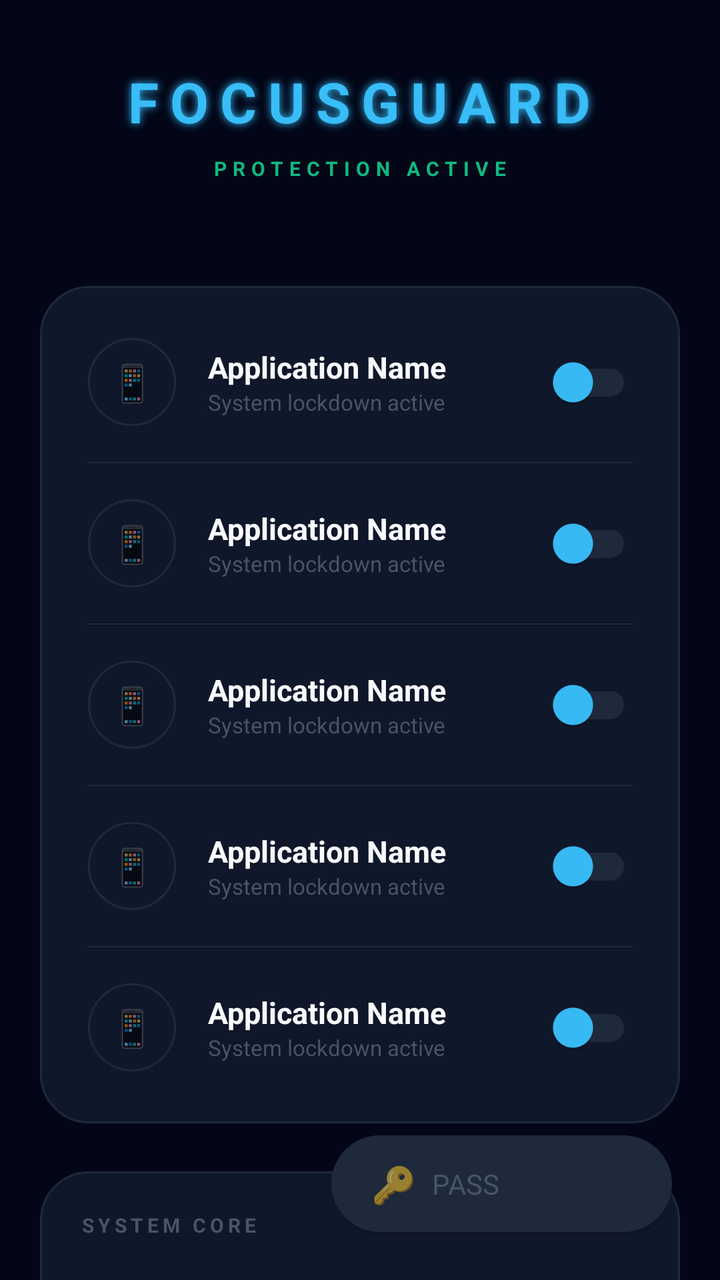
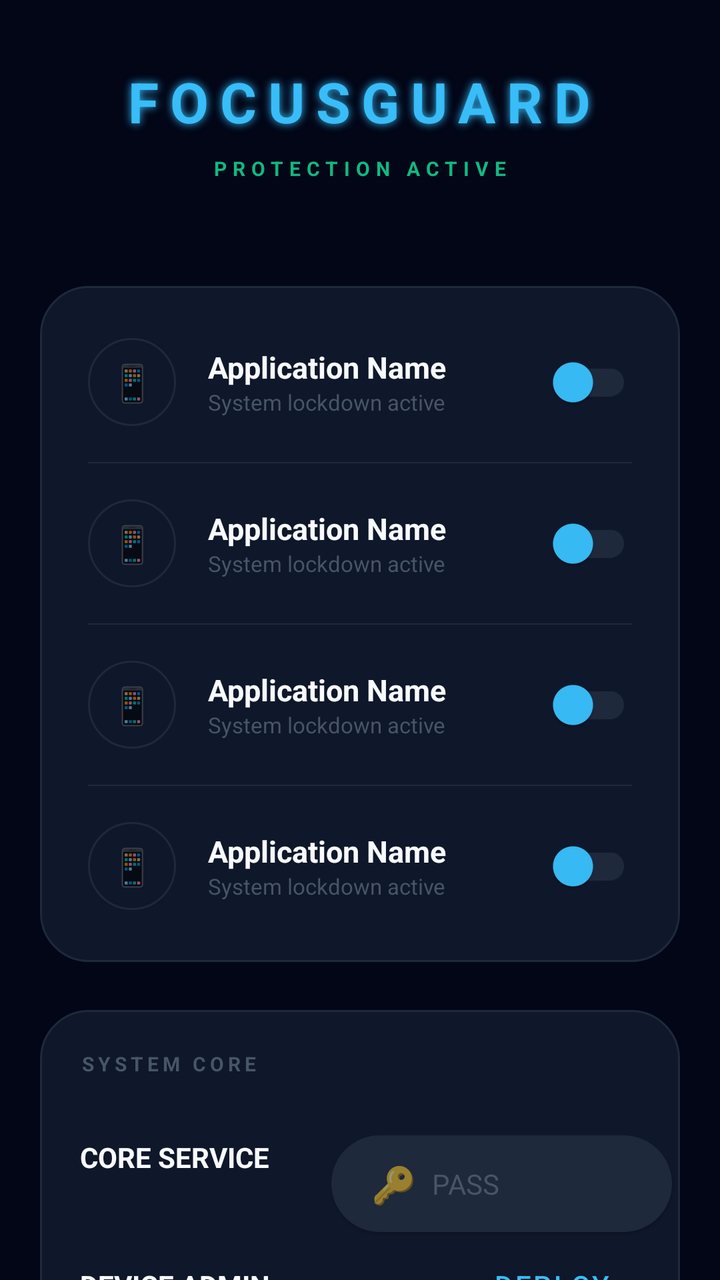

Compare the two renders of this Android layout. The source of the first and the diff that turns it into the second are given below.
<!-- AndroidManifest.xml: activity theme Theme.FocusGuard -->
<!-- res/layout/activity_main.xml -->
<?xml version="1.0" encoding="utf-8"?>
<androidx.constraintlayout.widget.ConstraintLayout 
    xmlns:android="http://schemas.android.com/apk/res/android"
    xmlns:app="http://schemas.android.com/apk/res-auto"
    android:layout_width="match_parent"
    android:layout_height="match_parent"
    android:background="@color/bg_midnight">

    
    <LinearLayout
        android:id="@+id/header"
        android:layout_width="match_parent"
        android:layout_height="wrap_content"
        android:orientation="vertical"
        android:padding="32dp"
        android:gravity="center"
        app:layout_constraintTop_toTopOf="parent">

        <TextView
            android:layout_width="wrap_content"
            android:layout_height="wrap_content"
            android:text="FOCUSGUARD"
            android:textColor="@color/neon_blue"
            android:textSize="28sp"
            android:textStyle="bold"
            android:letterSpacing="0.2"
            android:shadowColor="@color/neon_blue"
            android:shadowDx="0"
            android:shadowDy="0"
            android:shadowRadius="10"/>

        <TextView
            android:layout_width="wrap_content"
            android:layout_height="wrap_content"
            android:text="PROTECTION ACTIVE"
            android:textColor="@color/success_emerald"
            android:textSize="10sp"
            android:textStyle="bold"
            android:letterSpacing="0.3"
            android:layout_marginTop="8dp"/>
    </LinearLayout>

    <androidx.core.widget.NestedScrollView
        android:layout_width="match_parent"
        android:layout_height="0dp"
        app:layout_constraintTop_toBottomOf="@id/header"
        app:layout_constraintBottom_toBottomOf="parent">

        <LinearLayout
            android:layout_width="match_parent"
            android:layout_height="wrap_content"
            android:orientation="vertical"
            android:padding="20dp">

            

            
            <LinearLayout
                android:layout_width="match_parent"
                android:layout_height="wrap_content"
                android:orientation="vertical"
                android:background="@drawable/shape_futuristic_card"
                android:padding="8dp"
                android:layout_marginBottom="24dp">

                <include layout="@layout/item_switch_futuristic" android:id="@+id/rowWhatsApp" />
                <View android:layout_width="match_parent" android:layout_height="0.5dp" android:background="#1E293B" android:layout_marginHorizontal="16dp"/>
                <include layout="@layout/item_switch_futuristic" android:id="@+id/rowYouTube" />
                <View android:layout_width="match_parent" android:layout_height="0.5dp" android:background="#1E293B" android:layout_marginHorizontal="16dp"/>
                <include layout="@layout/item_switch_futuristic" android:id="@+id/rowInstagram" />
                <View android:layout_width="match_parent" android:layout_height="0.5dp" android:background="#1E293B" android:layout_marginHorizontal="16dp"/>
                <include layout="@layout/item_switch_futuristic" android:id="@+id/rowGoogleDocs" />
                <View android:layout_width="match_parent" android:layout_height="0.5dp" android:background="#1E293B" android:layout_marginHorizontal="16dp"/>
                <include layout="@layout/item_switch_futuristic" android:id="@+id/rowGoogleAssistant" />
            </LinearLayout>

            
            <LinearLayout
                android:layout_width="match_parent"
                android:layout_height="wrap_content"
                android:orientation="vertical"
                android:background="@drawable/shape_futuristic_card"
                android:padding="20dp"
                android:layout_marginBottom="32dp">

                <TextView
                    android:layout_width="wrap_content"
                    android:layout_height="wrap_content"
                    android:text="SYSTEM CORE"
                    android:textColor="@color/text_low"
                    android:textSize="10sp"
                    android:textStyle="bold"
                    android:letterSpacing="0.2"
                    android:layout_marginBottom="16dp"/>

                <LinearLayout
                    android:layout_width="match_parent"
                    android:layout_height="wrap_content"
                    android:orientation="horizontal"
                    android:gravity="center_vertical"
                    android:layout_marginBottom="16dp">
                    <TextView
                        android:id="@+id/tvAccessibilityStatus"
                        android:layout_width="0dp"
                        android:layout_height="wrap_content"
                        android:layout_weight="1"
                        android:text="CORE SERVICE"
                        android:textColor="@color/text_high"
                        android:textStyle="bold"/>
                    <com.google.android.material.button.MaterialButton
                        android:id="@+id/btnEnableAccessibility"
                        style="@style/Widget.MaterialComponents.Button.TextButton"
                        android:layout_width="wrap_content"
                        android:layout_height="wrap_content"
                        android:text="DEPLOY"
                        android:textColor="@color/neon_blue" />
                    <com.google.android.material.button.MaterialButton
                        android:id="@+id/btnDisableAccessibility"
                        style="@style/Widget.MaterialComponents.Button.TextButton"
                        android:layout_width="wrap_content"
                        android:layout_height="wrap_content"
                        android:text="HALT"
                        android:textColor="@color/danger_rose"
                        android:visibility="gone"/>
                </LinearLayout>

                <LinearLayout
                    android:layout_width="match_parent"
                    android:layout_height="wrap_content"
                    android:orientation="horizontal"
                    android:gravity="center_vertical"
                    android:layout_marginBottom="16dp">
                    <TextView
                        android:id="@+id/tvAdminStatus"
                        android:layout_width="0dp"
                        android:layout_height="wrap_content"
                        android:layout_weight="1"
                        android:text="DEVICE ADMIN"
                        android:textColor="@color/text_high"
                        android:textStyle="bold"/>
                    <com.google.android.material.button.MaterialButton
                        android:id="@+id/btnEnableAdmin"
                        style="@style/Widget.MaterialComponents.Button.TextButton"
                        android:layout_width="wrap_content"
                        android:layout_height="wrap_content"
                        android:text="DEPLOY"
                        android:textColor="@color/neon_blue" />
                    <com.google.android.material.button.MaterialButton
                        android:id="@+id/btnDisableAdmin"
                        style="@style/Widget.MaterialComponents.Button.TextButton"
                        android:layout_width="wrap_content"
                        android:layout_height="wrap_content"
                        android:text="HALT"
                        android:textColor="@color/danger_rose"
                        android:visibility="gone"/>
                </LinearLayout>

                
                <View
                    android:layout_width="match_parent"
                    android:layout_height="0.5dp"
                    android:background="#1E293B"
                    android:layout_marginVertical="8dp"/>

                
                <TextView
                    android:layout_width="wrap_content"
                    android:layout_height="wrap_content"
                    android:text="PROTECTION LOCKS"
                    android:textColor="@color/text_low"
                    android:textSize="10sp"
                    android:textStyle="bold"
                    android:letterSpacing="0.2"
                    android:layout_marginTop="8dp"
                    android:layout_marginBottom="12dp"/>

                
                <LinearLayout
                    android:layout_width="match_parent"
                    android:layout_height="wrap_content"
                    android:orientation="horizontal"
                    android:gravity="center_vertical"
                    android:layout_marginBottom="8dp">
                    <LinearLayout
                        android:layout_width="0dp"
                        android:layout_height="wrap_content"
                        android:layout_weight="1"
                        android:orientation="vertical">
                        <TextView
                            android:layout_width="wrap_content"
                            android:layout_height="wrap_content"
                            android:text="🔒 Accessibility Lock"
                            android:textColor="@color/text_high"
                            android:textStyle="bold"
                            android:textSize="14sp"/>
                        <TextView
                            android:layout_width="wrap_content"
                            android:layout_height="wrap_content"
                            android:text="Block disabling service from settings"
                            android:textColor="@color/text_low"
                            android:textSize="11sp"/>
                    </LinearLayout>
                    <androidx.appcompat.widget.SwitchCompat
                        android:id="@+id/switchBlockAccessibility"
                        android:layout_width="wrap_content"
                        android:layout_height="wrap_content"/>
                </LinearLayout>

                
                <LinearLayout
                    android:layout_width="match_parent"
                    android:layout_height="wrap_content"
                    android:orientation="horizontal"
                    android:gravity="center_vertical"
                    android:layout_marginBottom="16dp">
                    <LinearLayout
                        android:layout_width="0dp"
                        android:layout_height="wrap_content"
                        android:layout_weight="1"
                        android:orientation="vertical">
                        <TextView
                            android:layout_width="wrap_content"
                            android:layout_height="wrap_content"
                            android:text="🛡️ Admin Lock"
                            android:textColor="@color/text_high"
                            android:textStyle="bold"
                            android:textSize="14sp"/>
                        <TextView
                            android:layout_width="wrap_content"
                            android:layout_height="wrap_content"
                            android:text="Block removing device admin rights"
                            android:textColor="@color/text_low"
                            android:textSize="11sp"/>
                    </LinearLayout>
                    <androidx.appcompat.widget.SwitchCompat
                        android:id="@+id/switchBlockDeviceAdmin"
                        android:layout_width="wrap_content"
                        android:layout_height="wrap_content"/>
                </LinearLayout>

                <com.google.android.material.button.MaterialButton
                    android:id="@+id/btnSavePassword"
                    android:layout_width="match_parent"
                    android:layout_height="56dp"
                    android:text="SAVE PASSWORD"
                    android:backgroundTint="@color/grad_start"
                    app:cornerRadius="16dp"
                    android:textStyle="bold"
                    android:letterSpacing="0.1"/>
            </LinearLayout>
        </LinearLayout>
    </androidx.core.widget.NestedScrollView>

    
    <com.google.android.material.card.MaterialCardView
        android:layout_width="wrap_content"
        android:layout_height="wrap_content"
        app:cardCornerRadius="30dp"
        app:cardBackgroundColor="@color/card_glass"
        app:strokeWidth="1dp"
        app:strokeColor="#1E293B"
        android:layout_margin="24dp"
        app:layout_constraintBottom_toBottomOf="parent"
        app:layout_constraintEnd_toEndOf="parent">
        
        <LinearLayout
            android:layout_width="wrap_content"
            android:layout_height="wrap_content"
            android:paddingHorizontal="20dp"
            android:paddingVertical="12dp"
            android:gravity="center_vertical">
            <TextView
                android:layout_width="wrap_content"
                android:layout_height="wrap_content"
                android:text="🔑"
                android:textSize="18sp"/>
            <EditText
                android:id="@+id/etPasscode"
                android:layout_width="100dp"
                android:layout_height="wrap_content"
                android:hint="PASS"
                android:inputType="textPassword"
                android:background="@android:color/transparent"
                android:textColor="@color/white"
                android:textColorHint="@color/text_low"
                android:layout_marginStart="8dp"
                android:textSize="14sp"/>
        </LinearLayout>
    </com.google.android.material.card.MaterialCardView>

</androidx.constraintlayout.widget.ConstraintLayout>
<!-- res/layout/item_switch_futuristic.xml (included above) -->
<?xml version="1.0" encoding="utf-8"?>
<LinearLayout xmlns:android="http://schemas.android.com/apk/res/android"
    android:layout_width="match_parent"
    android:layout_height="wrap_content"
    android:orientation="horizontal"
    android:padding="16dp"
    android:gravity="center_vertical">

    <TextView
        android:id="@+id/itemIcon"
        android:layout_width="44dp"
        android:layout_height="44dp"
        android:background="@drawable/shape_futuristic_card"
        android:gravity="center"
        android:text="📱"
        android:textSize="18sp" />

    <LinearLayout
        android:layout_width="0dp"
        android:layout_height="wrap_content"
        android:layout_weight="1"
        android:layout_marginStart="16dp"
        android:orientation="vertical">

        <TextView
            android:id="@+id/itemTitle"
            android:layout_width="wrap_content"
            android:layout_height="wrap_content"
            android:text="Application Name"
            android:textColor="@color/text_high"
            android:textStyle="bold"
            android:textSize="15sp"/>

        <TextView
            android:id="@+id/itemDesc"
            android:layout_width="wrap_content"
            android:layout_height="wrap_content"
            android:text="System lockdown active"
            android:textColor="@color/text_low"
            android:textSize="11sp" />
    </LinearLayout>

    <androidx.appcompat.widget.SwitchCompat
        android:id="@+id/itemSwitch"
        android:layout_width="wrap_content"
        android:layout_height="wrap_content"
        android:thumbTint="@color/neon_blue"
        android:trackTint="@color/card_glass"/>
</LinearLayout>
<!-- resources referenced by this layout -->
<resources>
  <color name="bg_midnight">#020617</color>
  <color name="card_glass">#1E293B</color>
  <color name="danger_rose">#F43F5E</color>
  <color name="grad_start">#3B82F6</color>
  <color name="neon_blue">#38BDF8</color>
  <color name="success_emerald">#10B981</color>
  <color name="text_high">#F8FAFC</color>
  <color name="text_low">#475569</color>
  <color name="white">#FFFFFF</color>
  <!-- drawable shape_futuristic_card (drawable) -->
  <?xml version="1.0" encoding="utf-8"?>
  <shape xmlns:android="http://schemas.android.com/apk/res/android">
      <corners android:radius="24dp" />
      <solid android:color="@color/card_dark" />
      <stroke android:width="1dp" android:color="#1E293B" />
  </shape>
  <style name="Theme.FocusGuard" parent="Theme.MaterialComponents.Light.NoActionBar">
          
          <item name="colorPrimary">@color/bg_midnight</item>
          <item name="colorPrimaryDark">@color/bg_midnight</item>
          <item name="colorAccent">@color/neon_blue</item>
          
          
          <item name="android:statusBarColor">@color/bg_midnight</item>
          <item name="android:windowBackground">@color/bg_midnight</item>
          
          
          <item name="materialButtonStyle">@style/Widget.MaterialComponents.Button</item>
      </style>
  <color name="card_dark">#0F172A</color>
</resources>

<!-- the commit's change to res/layout/activity_main.xml (unified diff, before → after) -->
@@ -70,8 +70,6 @@
                 <include layout="@layout/item_switch_futuristic" android:id="@+id/rowInstagram" />
                 <View android:layout_width="match_parent" android:layout_height="0.5dp" android:background="#1E293B" android:layout_marginHorizontal="16dp"/>
                 <include layout="@layout/item_switch_futuristic" android:id="@+id/rowGoogleDocs" />
-                <View android:layout_width="match_parent" android:layout_height="0.5dp" android:background="#1E293B" android:layout_marginHorizontal="16dp"/>
-                <include layout="@layout/item_switch_futuristic" android:id="@+id/rowGoogleAssistant" />
             </LinearLayout>
 
             
